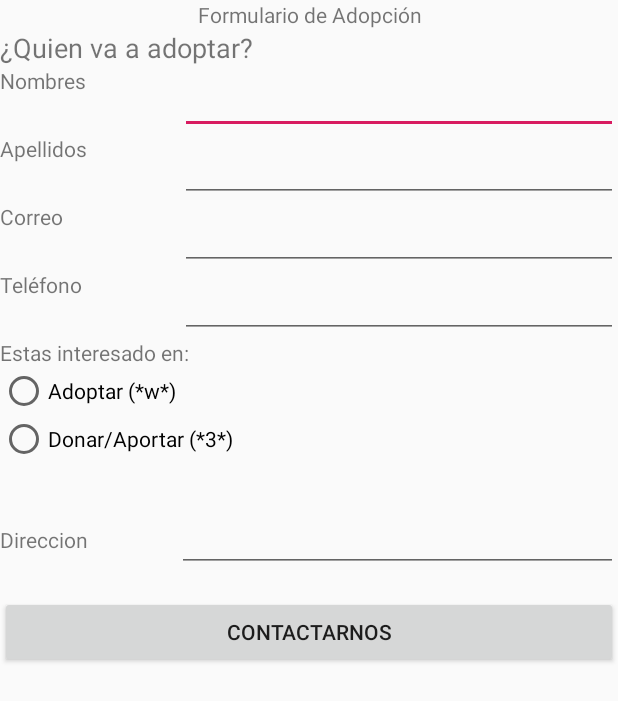
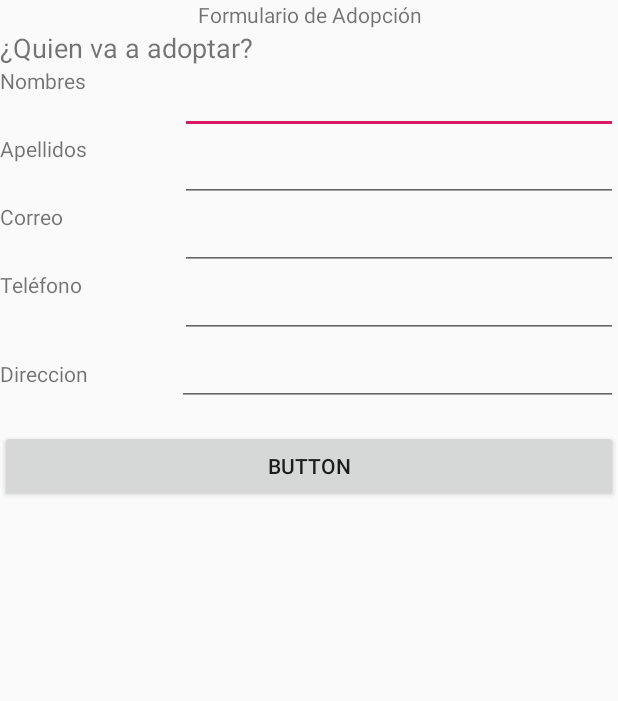
Before and after one commit to ElPipi21/Adopcion, an Android app: the layout fragment_fragment_llenar_formulario.xml on its own in the app's theme, with its tools: preview values and no code run, on a phone screen of 412 x 824 dp. Shown: the top 701 px of the screen. Run offline under Robolectric (Android 15) with nearby library versions, the phone set to English and light mode, and no system bars.

```diff
--- a/app/src/main/java/com/proyectofinal/adopcioncolitas/SplashScreen.java
+++ b/app/src/main/java/com/proyectofinal/adopcioncolitas/SplashScreen.java
@@ -1,9 +1,9 @@
 package com.proyectofinal.adopcioncolitas;
 
 import android.content.Intent;
+import android.os.Bundle;
 import android.os.Handler;
 import android.support.v7.app.AppCompatActivity;
-import android.os.Bundle;
 
 public class SplashScreen extends AppCompatActivity {
 
@@ -21,4 +21,6 @@ public class SplashScreen extends AppCompatActivity {
             }
         }, 3000);
     }
+
+
 }
--- a/app/src/main/res/layout/fragment_fragment_donaciones.xml
+++ b/app/src/main/res/layout/fragment_fragment_donaciones.xml
@@ -1,11 +1,11 @@
 <?xml version="1.0" encoding="utf-8"?>
 <LinearLayout xmlns:android="http://schemas.android.com/apk/res/android"
     xmlns:tools="http://schemas.android.com/tools"
-    android:id="@+id/fragmentllenarFormulario"
+    android:id="@+id/fragmentDonaciones"
     android:layout_width="match_parent"
     android:layout_height="match_parent"
     android:orientation="vertical"
-    tools:context=".Fragments.FragmentLlenarFormulario">
+    tools:context=".Fragments.FragmentDonaciones">
 
     <LinearLayout
         android:layout_width="match_parent"
@@ -148,7 +148,7 @@
     </LinearLayout>
 
     <Button
-        android:id="@+id/btnHacerDonacion"
+        android:id="@+id/btnRealizarDonacion"
         android:layout_width="match_parent"
         android:layout_height="wrap_content"
         android:text="Realizar Donacion" />
--- a/app/src/main/res/layout/fragment_fragment_llenar_formulario.xml
+++ b/app/src/main/res/layout/fragment_fragment_llenar_formulario.xml
@@ -105,35 +105,6 @@
 
     <LinearLayout
         android:layout_width="match_parent"
-        android:layout_height="wrap_content"
-        android:orientation="vertical">
-
-        <TextView
-            android:id="@+id/textView8"
-            android:layout_width="match_parent"
-            android:layout_height="wrap_content"
-            android:text="Estas interesado en:" />
-
-        <RadioGroup
-            android:layout_width="match_parent"
-            android:layout_height="91dp">
-
-            <RadioButton
-                android:id="@+id/rbtnAdoptar"
-                android:layout_width="match_parent"
-                android:layout_height="wrap_content"
-                android:text="Adoptar (*w*)" />
-
-            <RadioButton
-                android:id="@+id/rbtnDonar"
-                android:layout_width="match_parent"
-                android:layout_height="wrap_content"
-                android:text="Donar/Aportar (*3*)" />
-        </RadioGroup>
-    </LinearLayout>
-
-    <LinearLayout
-        android:layout_width="match_parent"
         android:layout_height="61dp"
         android:orientation="horizontal">
 
@@ -152,18 +123,14 @@
             android:ems="10"
             android:inputType="textPersonName"
              />
+
     </LinearLayout>
 
     <Button
-        android:id="@+id/btnHacerDonacion"
+        android:id="@+id/btnRealizarAdopcion"
         android:layout_width="match_parent"
         android:layout_height="wrap_content"
-        android:text="Contactarnos" />
-
-    <TextView
-        android:id="@+id/txtResultado"
-        android:layout_width="match_parent"
-        android:layout_height="match_parent" />
+        android:text="Button" />
 
 
 </LinearLayout>
--- a/app/src/main/res/layout/item_list.xml
+++ b/app/src/main/res/layout/item_list.xml
@@ -62,7 +62,8 @@
                 android:layout_width="108dp"
                 android:layout_height="match_parent"
                 android:layout_weight="1"
-                card_view:srcCompat="@drawable/corazon" />
+                card_view:srcCompat="@drawable/corazon"
+                android:onClick="onClick"/>
 
         </LinearLayout>
 
```
Also changed, not shown: app/src/main/java/com/proyectofinal/adopcioncolitas/Fragments/FragmentDetalleMascota.java (+18 -1 lines), app/src/main/java/com/proyectofinal/adopcioncolitas/MainActivity.java (+45 -0 lines), app/src/main/res/layout/fragment_fragment_detalle_mascota.xml (+6 -2 lines).
